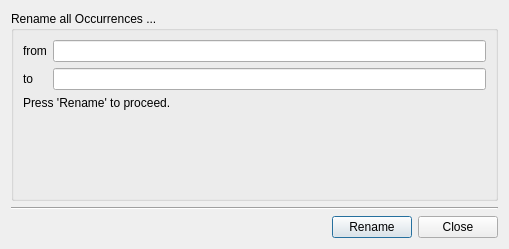
This is src/gui/renametagdialog.ui in madnight/chessx as Qt 5 draws it before an edit. The edited form follows.
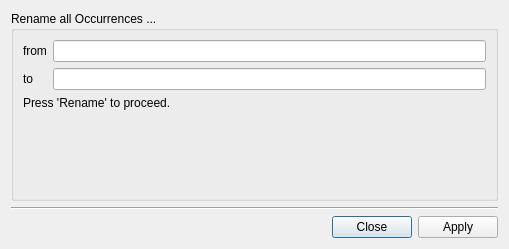
This is the edited form.

Commit message: Refactor groups of push buttons via ButtonBoxes

```diff
--- a/src/gui/renametagdialog.ui
+++ b/src/gui/renametagdialog.ui
@@ -94,35 +94,11 @@
     </widget>
    </item>
    <item>
-    <layout class="QHBoxLayout" name="horizontalLayout">
-     <item>
-      <spacer name="horizontalSpacer">
-       <property name="orientation">
-        <enum>Qt::Horizontal</enum>
-       </property>
-       <property name="sizeHint" stdset="0">
-        <size>
-         <width>40</width>
-         <height>20</height>
-        </size>
-       </property>
-      </spacer>
-     </item>
-     <item>
-      <widget class="QPushButton" name="btRename">
-       <property name="text">
-        <string>Rename</string>
-       </property>
-      </widget>
-     </item>
-     <item>
-      <widget class="QPushButton" name="btClose">
-       <property name="text">
-        <string>Close</string>
-       </property>
-      </widget>
-     </item>
-    </layout>
+    <widget class="QDialogButtonBox" name="buttonBox">
+     <property name="standardButtons">
+      <set>QDialogButtonBox::Apply|QDialogButtonBox::Close</set>
+     </property>
+    </widget>
    </item>
   </layout>
  </widget>
```
Left out of the diff: 2 changed lines with no effect on the pictures. The commit also changes 29 other files.
